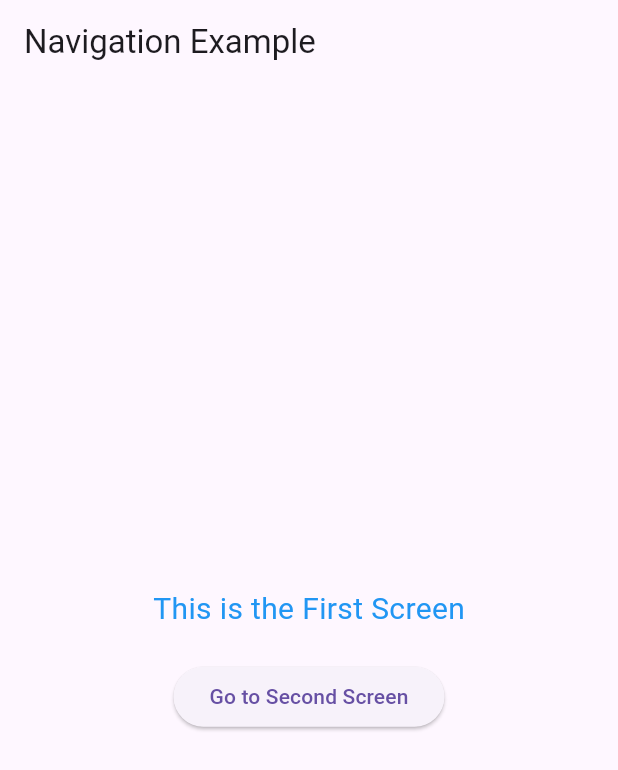
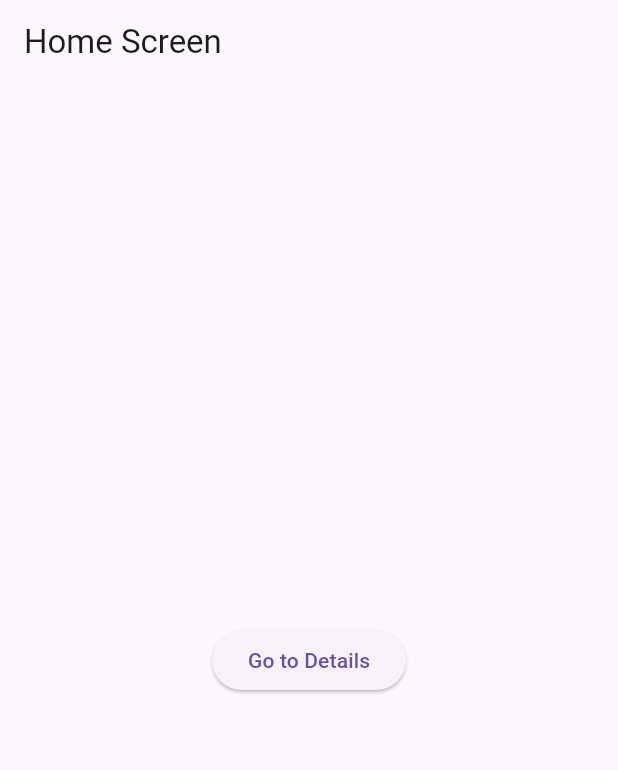
Before and after one commit to Shreen2211/flutter_challenge, a Flutter app: the screen it shows after launch, on a phone screen of 412 x 824 dp. Shown: the top 770 px of the screen. Run offline on Flutter 3.47's test engine with Material 3 defaults, Android fonts, the phone set to English and light mode, and no system bars; our stand-ins replace go_router.

Commit message:
Day Four
Navigation

```diff
--- /dev/null
+++ b/lib/day_four/declarative_navigation.dart
@@ -0,0 +1,64 @@
+import 'package:flutter/material.dart';
+import 'package:go_router/go_router.dart';
+
+class DeclarativeNavigation extends StatelessWidget {
+  final GoRouter _router = GoRouter(
+    routes: [
+      GoRoute(
+        path: '/',
+        builder: (context, state) => HomeScreen(),
+      ),
+      GoRoute(
+        path: '/details',
+        builder: (context, state) => DetailsScreen(),
+      ),
+    ],
+  );
+
+  DeclarativeNavigation({super.key});
+
+  @override
+  Widget build(BuildContext context) {
+    return MaterialApp.router(
+      routerConfig: _router,
+    );
+  }
+}
+
+class HomeScreen extends StatelessWidget {
+  const HomeScreen({super.key});
+
+  @override
+  Widget build(BuildContext context) {
+    return Scaffold(
+      appBar: AppBar(title: Text('Home Screen')),
+      body: Center(
+        child: ElevatedButton(
+          onPressed: () {
+            context.push('/details'); // تنقل لشاشة التفاصيل
+          },
+          child: Text('Go to Details'),
+        ),
+      ),
+    );
+  }
+}
+
+class DetailsScreen extends StatelessWidget {
+  const DetailsScreen({super.key});
+
+  @override
+  Widget build(BuildContext context) {
+    return Scaffold(
+      appBar: AppBar(title: Text('Details Screen')),
+      body: Center(
+        child: ElevatedButton(
+          onPressed: () {
+            context.pop(); // رجوع للشاشة السابقة
+          },
+          child: Text('Back to Home'),
+        ),
+      ),
+    );
+  }
+}
--- /dev/null
+++ b/lib/day_four/imperative_navigation.dart
@@ -0,0 +1,56 @@
+import 'package:flutter/material.dart';
+
+
+class ImperativeNavigation extends StatelessWidget {
+  const ImperativeNavigation({super.key});
+
+  @override
+  Widget build(BuildContext context) {
+    return MaterialApp(
+      home: HomeScreen(),
+    );
+  }
+}
+
+class HomeScreen extends StatelessWidget {
+  const HomeScreen({super.key});
+
+  @override
+  Widget build(BuildContext context) {
+    return Scaffold(
+      appBar: AppBar(title: Text('Home Screen')),
+      body: Center(
+        child: ElevatedButton(
+          onPressed: () {
+            Navigator.push(
+              context,
+              MaterialPageRoute(
+                builder: (context) => DetailsScreen(),
+              ),
+            );
+          },
+          child: Text('Go to Details'),
+        ),
+      ),
+    );
+  }
+}
+
+class DetailsScreen extends StatelessWidget {
+  const DetailsScreen({super.key});
+
+  @override
+  Widget build(BuildContext context) {
+    return Scaffold(
+      appBar: AppBar(title: Text('Details Screen')),
+      body: Center(
+        child: ElevatedButton(
+          onPressed: () {
+            Navigator.pop(context);
+          },
+          child: Text('Back to Home'),
+        ),
+      ),
+    );
+  }
+}
--- a/lib/main.dart
+++ b/lib/main.dart
@@ -1,6 +1,8 @@
 import 'package:flutter/material.dart';
 import 'package:provider/provider.dart';
 
+import 'day_four/declarative_navigation.dart';
+import 'day_four/imperative_navigation.dart';
 import 'day_one/login_screen.dart';
 import 'day_one/text_form_field.dart';
 import 'day_three/provider_example.dart';
@@ -8,18 +10,18 @@ import 'day_three/provider_example_two.dart';
 import 'day_three/statemangment.dart';
 import 'day_two/buttons.dart';
 
-/*
 void main() {
   runApp(
-    MaterialApp(
+    DeclarativeNavigation(),
+    /*MaterialApp(
       debugShowCheckedModeBanner: false,
-      home: Scaffold(body: SafeArea(child: const ButtonsType())),
-    ),
+      home: Scaffold(body: SafeArea(child: const NavigationLearn())),
+    ),*/
   );
 }
-*/
 
 
+/*
 void main() {
   runApp(
     MultiProvider(
@@ -31,4 +33,4 @@ void main() {
       child: ExampleTwo(), // التطبيق الرئيسي
     ),
   );
-}
+}*/
--- a/pubspec.yaml
+++ b/pubspec.yaml
@@ -35,6 +35,7 @@ dependencies:
   # Use with the CupertinoIcons class for iOS style icons.
   cupertino_icons: ^1.0.8
   provider: ^6.1.2
+  go_router: ^14.7.1
 
 dev_dependencies:
   flutter_test:
```
Also changed, not shown: pubspec.lock.
